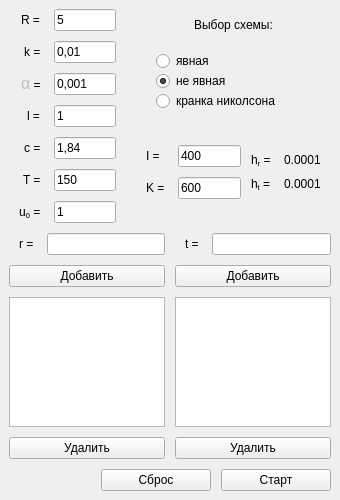
androidZ200/Simulation-of-heat-propagation, file mainwindow.ui: the form before one commit.
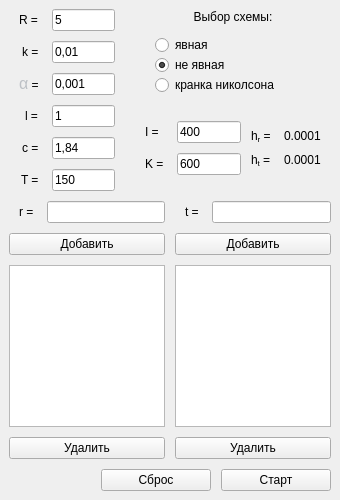
The form after the commit.

```diff
--- a/mainwindow.ui
+++ b/mainwindow.ui
@@ -121,20 +121,6 @@
           </property>
          </widget>
         </item>
-        <item row="6" column="0">
-         <widget class="QLabel" name="label_7">
-          <property name="text">
-           <string>&lt;html&gt;&lt;head/&gt;&lt;body&gt;&lt;p&gt;u&lt;span style=&quot; vertical-align:sub;&quot;&gt;0&lt;/span&gt; = &lt;/p&gt;&lt;/body&gt;&lt;/html&gt;</string>
-          </property>
-         </widget>
-        </item>
-        <item row="6" column="1">
-         <widget class="QLineEdit" name="lineEdit_u0">
-          <property name="text">
-           <string>1</string>
-          </property>
-         </widget>
-        </item>
        </layout>
       </item>
       <item>
```
Left out of the diff: 36 changed lines with no effect on the pictures.
